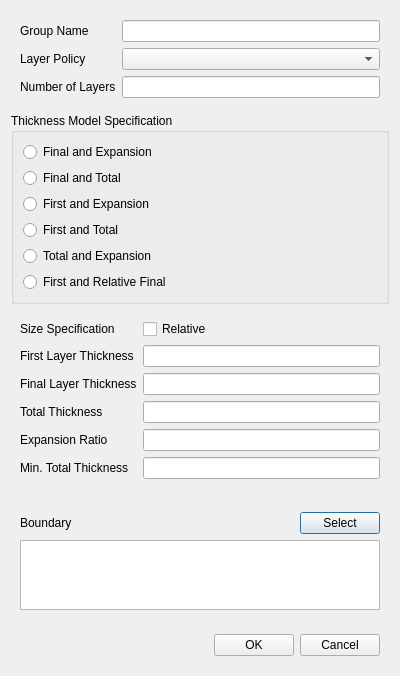
First picture: the form in src/foammesh/view/boundaryLayer/boundary_setting_dialog.ui, repository TheErevnaa/FoamMesh, before the edit.
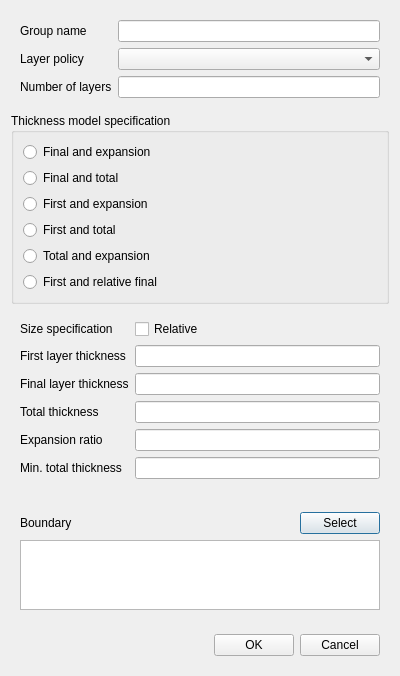
Second picture: the form after the edit. Custom widgets are drawn as their Qt base class.

```diff
--- a/src/foammesh/view/boundaryLayer/boundary_setting_dialog.ui
+++ b/src/foammesh/view/boundaryLayer/boundary_setting_dialog.ui
@@ -32,7 +32,7 @@
          <item row="0" column="0">
           <widget class="QLabel" name="label_2">
            <property name="text">
-            <string>Group Name</string>
+            <string>Group name</string>
            </property>
           </widget>
          </item>
@@ -42,7 +42,7 @@
          <item row="1" column="0">
           <widget class="QLabel" name="label_3">
            <property name="text">
-            <string>Layer Policy</string>
+            <string>Layer policy</string>
            </property>
           </widget>
          </item>
@@ -56,7 +56,7 @@
          <item row="2" column="0">
           <widget class="QLabel" name="label">
            <property name="text">
-            <string>Number of Layers</string>
+            <string>Number of layers</string>
            </property>
           </widget>
          </item>
@@ -69,13 +69,13 @@
       <item>
        <widget class="QGroupBox" name="groupBox">
         <property name="title">
-         <string>Thickness Model Specification</string>
+         <string>Thickness model specification</string>
         </property>
         <layout class="QVBoxLayout" name="verticalLayout_21">
          <item>
           <widget class="QRadioButton" name="finalAndExpansion">
            <property name="text">
-            <string>Final and Expansion</string>
+            <string>Final and expansion</string>
            </property>
            <attribute name="buttonGroup">
             <string notr="true">thicknessModelSpecificationRadios</string>
@@ -85,7 +85,7 @@
          <item>
           <widget class="QRadioButton" name="finalAndOverall">
            <property name="text">
-            <string>Final and Total</string>
+            <string>Final and total</string>
            </property>
            <attribute name="buttonGroup">
             <string notr="true">thicknessModelSpecificationRadios</string>
@@ -95,7 +95,7 @@
          <item>
           <widget class="QRadioButton" name="firstAndExpansion">
            <property name="text">
-            <string>First and Expansion</string>
+            <string>First and expansion</string>
            </property>
            <attribute name="buttonGroup">
             <string notr="true">thicknessModelSpecificationRadios</string>
@@ -105,7 +105,7 @@
          <item>
           <widget class="QRadioButton" name="firstAndOverall">
            <property name="text">
-            <string>First and Total</string>
+            <string>First and total</string>
            </property>
            <attribute name="buttonGroup">
             <string notr="true">thicknessModelSpecificationRadios</string>
@@ -115,7 +115,7 @@
          <item>
           <widget class="QRadioButton" name="overallAndExpansion">
            <property name="text">
-            <string>Total and Expansion</string>
+            <string>Total and expansion</string>
            </property>
            <attribute name="buttonGroup">
             <string notr="true">thicknessModelSpecificationRadios</string>
@@ -125,7 +125,7 @@
          <item>
           <widget class="QRadioButton" name="firstAndRelativeFinal">
            <property name="text">
-            <string>First and Relative Final</string>
+            <string>First and relative final</string>
            </property>
            <attribute name="buttonGroup">
             <string notr="true">thicknessModelSpecificationRadios</string>
@@ -141,7 +141,7 @@
          <item row="0" column="0">
           <widget class="QLabel" name="label_31">
            <property name="text">
-            <string>Size Specification</string>
+            <string>Size specification</string>
            </property>
           </widget>
          </item>
@@ -155,7 +155,7 @@
          <item row="1" column="0">
           <widget class="QLabel" name="label_32">
            <property name="text">
-            <string>First Layer Thickness</string>
+            <string>First layer thickness</string>
            </property>
           </widget>
          </item>
@@ -168,14 +168,14 @@
          <item row="2" column="0">
           <widget class="QLabel" name="label_33">
            <property name="text">
-            <string>Final Layer Thickness</string>
+            <string>Final layer thickness</string>
            </property>
           </widget>
          </item>
          <item row="3" column="0">
           <widget class="QLabel" name="label_34">
            <property name="text">
-            <string>Total Thickness</string>
+            <string>Total thickness</string>
            </property>
           </widget>
          </item>
@@ -185,7 +185,7 @@
          <item row="4" column="0">
           <widget class="QLabel" name="label_35">
            <property name="text">
-            <string>Expansion Ratio</string>
+            <string>Expansion ratio</string>
            </property>
           </widget>
          </item>
@@ -195,7 +195,7 @@
          <item row="5" column="0">
           <widget class="QLabel" name="label_36">
            <property name="text">
-            <string>Min. Total Thickness</string>
+            <string>Min. total thickness</string>
            </property>
           </widget>
          </item>
```
Left out of the diff: 4 changed lines with no effect on the pictures.
